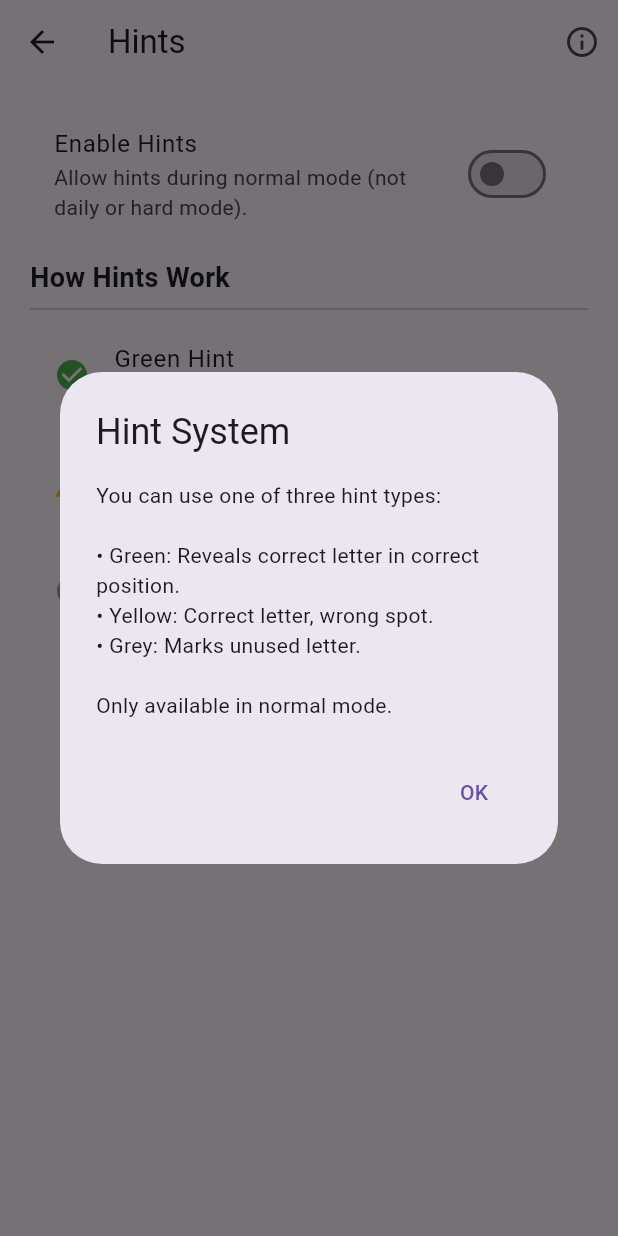
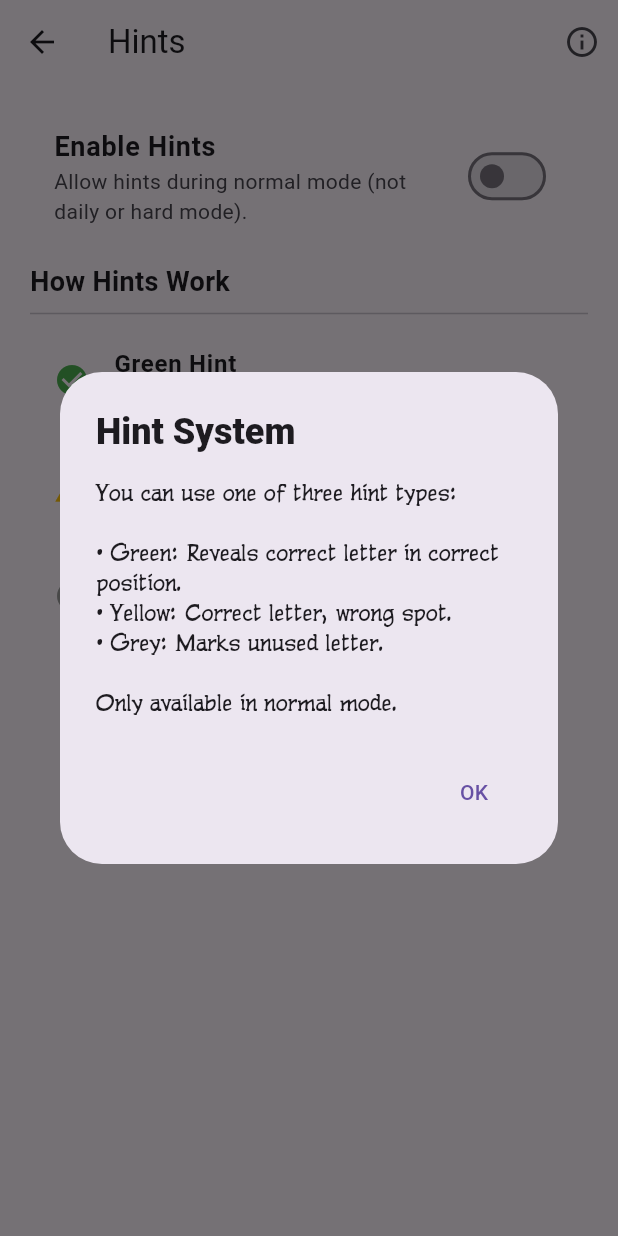
Before and after one commit to SkypeReally/Wordzy, a Flutter app: the HintsPage screen opened directly, after a tap on the "info outline" icon, on a phone screen of 412 x 824 dp. Run offline on Flutter 3.47's test engine with Material 3 defaults, Android fonts, the phone set to English and light mode, and no system bars; our stand-ins replace cloud_firestore, firebase_auth, firebase_core, google_sign_in, shared_preferences; accounts and stored records are empty; project files that could hold a hidden picture were left out.

Commit message:
Swear last change!

```diff
--- a/lib/Pages/Drawer/Hints/hint_page.dart
+++ b/lib/Pages/Drawer/Hints/hint_page.dart
@@ -20,13 +20,17 @@ class HintsPage extends StatelessWidget {
               showDialog(
                 context: context,
                 builder: (_) => AlertDialog(
-                  title: const Text('Hint System'),
+                  title: const Text(
+                    'Hint System',
+                    style: TextStyle(fontWeight: FontWeight.w900),
+                  ),
                   content: const Text(
                     'You can use one of three hint types:\n\n'
                     '• Green: Reveals correct letter in correct position.\n'
                     '• Yellow: Correct letter, wrong spot.\n'
                     '• Grey: Marks unused letter.\n\n'
                     'Only available in normal mode.',
+                    style: TextStyle(fontFamily: 'PulpFiction'),
                   ),
                   actions: [
                     TextButton(
@@ -51,7 +55,10 @@ class HintsPage extends StatelessWidget {
               onChanged: settings.hardMode
                   ? null
                   : (enabled) => settings.setHintsEnabled(enabled),
-              title: const Text("Enable Hints"),
+              title: const Text(
+                "Enable Hints",
+                style: TextStyle(fontSize: 18, fontWeight: FontWeight.w700),
+              ),
               subtitle: Text(
                 settings.hardMode
                     ? "Hints are disabled while Hard Mode is active."
@@ -67,17 +74,26 @@ class HintsPage extends StatelessWidget {
             const Divider(),
             const ListTile(
               leading: Icon(Icons.check_circle, color: Colors.green),
-              title: Text("Green Hint"),
+              title: Text(
+                "Green Hint",
+                style: TextStyle(fontWeight: FontWeight.w600),
+              ),
               subtitle: Text("Reveals a correct letter in the correct spot."),
             ),
             const ListTile(
               leading: Icon(Icons.warning_amber, color: Colors.amber),
-              title: Text("Yellow Hint"),
+              title: Text(
+                "Yellow Hint",
+                style: TextStyle(fontWeight: FontWeight.w600),
+              ),
               subtitle: Text("Reveals a correct letter in the wrong spot."),
             ),
             const ListTile(
               leading: Icon(Icons.block, color: Colors.grey),
-              title: Text("Grey Hint"),
+              title: Text(
+                "Grey Hint",
+                style: TextStyle(fontWeight: FontWeight.w600),
+              ),
               subtitle: Text("Marks a letter not in the word."),
             ),
             const SizedBox(height: 24),
```
Also changed, not shown: lib/Pages/Category/category_page.dart (+11 -1 lines), lib/Pages/Mains/Daily Word/Main/dailyword_page.dart (+11 -1 lines), lib/Pages/Mains/Menu/menu_drawer.dart (+10 -2 lines), lib/Pages/Mains/Menu/menu_page.dart (+8 -1 lines), pubspec.yaml (+18 -1 lines), assets/fonts/FighttotheFinishBB.otf (added), assets/fonts/bomberMan.otf (added), assets/fonts/mondayFeelings.ttf (added), assets/fonts/newWildWords.TTF (added), assets/fonts/pulpFiction.ttf (added), assets/fonts/tallTales.ttf (added), assets/fonts/wildWordsRoman.ttf (added).
